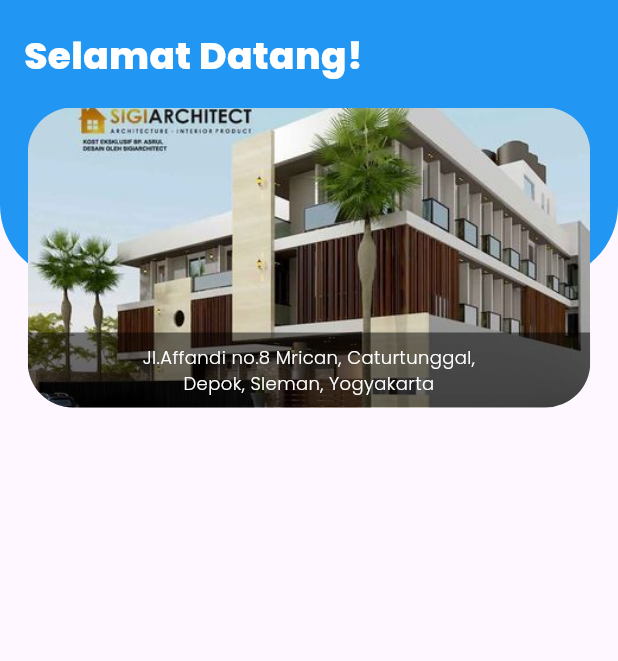
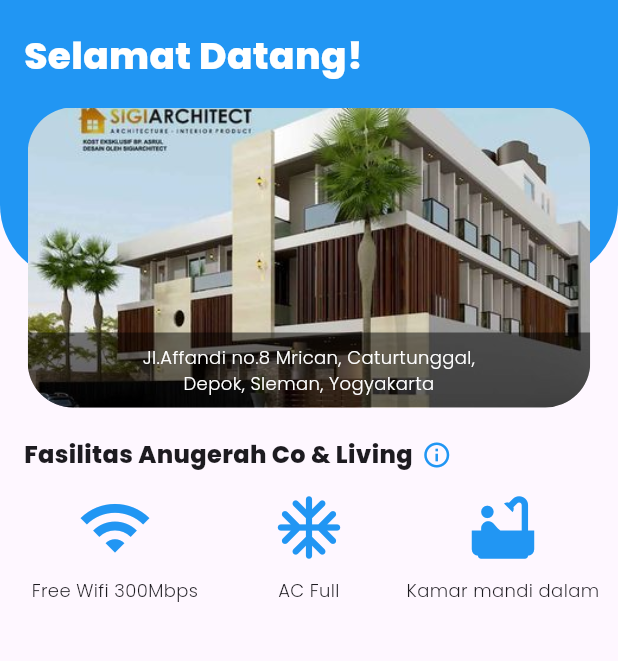
Before and after one commit to Javanese77/Anugerah_Co-Living_mobile, a Flutter app: the screen it shows after launch, on a phone screen of 412 x 824 dp, the part 95-756 px from its top. Run offline on Flutter 3.47's test engine with Material 3 defaults, Android fonts, the phone set to English and light mode, and no system bars; our stand-ins replace google_fonts, material_ui.

Commit message:
add-new-main-content-fasilitas-kos

```diff
--- a/lib/main.dart
+++ b/lib/main.dart
@@ -1,8 +1,26 @@
-import 'package:flutter/material.dart';
+import 'dart:math';
+
+import 'package:material_ui/material_ui.dart';
 import 'package:google_fonts/google_fonts.dart';
 
 void main() {
   runApp(const MyApp());
+}
+
+Widget _fasilitas(IconData icon, String label) {
+  return Expanded(
+    child: Column(
+      children: [
+        Icon(icon, size: 50, color: Colors.blue),
+        const SizedBox(height: 8),
+        Text(
+          label,
+          textAlign: TextAlign.center,
+          style: GoogleFonts.poppins(fontSize: 12, fontWeight: FontWeight.w300),
+        ),
+      ],
+    ),
+  );
 }
 
 class MyApp extends StatelessWidget {
@@ -44,11 +62,7 @@ class Homeheader extends StatelessWidget {
               Row(
                 mainAxisAlignment: MainAxisAlignment.center,
                 children: [
-                  Icon(
-                    Icons.home,
-                    color: Colors.white,
-                    size: 28,
-                  ),
+                  Icon(Icons.home, color: Colors.white, size: 28),
                   const SizedBox(width: 8),
                   // Nama branding Anugerah Co & Living disamping logo
                   Text(
@@ -73,11 +87,12 @@ class Homeheader extends StatelessWidget {
                       color: Colors.white,
                     ),
                   ),
-              ],)
                 ],
               ),
-        )
-      )
+            ],
+          ),
+        ),
+      ),
     );
   }
 }
@@ -89,9 +104,14 @@ class Homebody extends StatelessWidget {
   @override
   Widget build(BuildContext context) {
     return SafeArea(
+      child: SingleChildScrollView(
         child: Padding(
           padding: const EdgeInsets.only(top: 135),
-        child: Align(
+          child: Column(
+            crossAxisAlignment: CrossAxisAlignment.start,
+            children: [
+              // 1. Gambar kos dan alamat dari anugerah kos
+              Align(
                 alignment: Alignment.topCenter,
                 child: ClipRRect(
                   borderRadius: BorderRadius.circular(30),
@@ -125,6 +145,50 @@ class Homebody extends StatelessWidget {
                   ),
                 ),
               ),
+
+              const SizedBox(height: 20),
+
+              Column(
+                crossAxisAlignment: CrossAxisAlignment.stretch,
+                children: [
+                  Padding(
+                    padding: const EdgeInsets.symmetric(horizontal: 16),
+                    child: Row(
+                      children: [
+                        // 2. Judul pada bagian fasilitas anugerah co-living
+                        Text(
+                          'Fasilitas Anugerah Co & Living',
+                          style: GoogleFonts.poppins(
+                            fontSize: 16,
+                            fontWeight: FontWeight.w800,
+                          ),
+                        ),
+                        const SizedBox(width: 6),
+                        const Icon(
+                          Icons.info_outline,
+                          color: Colors.blue,
+                          size: 20,
+                        ),
+                      ],
+                    ),
+                  ),
+                  // 3. Fasilitas yang disediakan dan beserta icon dari fasilitas tersebut
+                  Padding(
+                    padding: const EdgeInsets.all(12),
+                    child: Row(
+                      crossAxisAlignment: CrossAxisAlignment.start,
+                      children: [
+                        _fasilitas(Icons.wifi, 'Free Wifi 300Mbps'),
+                        _fasilitas(Icons.ac_unit_rounded, 'AC Full'),
+                        _fasilitas(Icons.bathtub, 'Kamar mandi dalam'),
+                      ],
+                    ),
+                  ),
+                ],
+              ),
+            ],
+          ),
+        ),
       ),
     );
   }
@@ -136,12 +200,7 @@ class Homepage extends StatelessWidget {
   @override
   Widget build(BuildContext context) {
     return Scaffold(
-      body: Stack(
-        children: [
-          const Homeheader(),
-          const Homebody(),
-        ],
-      ),
+      body: Stack(children: [const Homeheader(), const Homebody()]),
     );
   }
 }
```
Also changed, not shown: pubspec.lock, 3 other files. Lines whose indentation alone changed are shown as unchanged.
